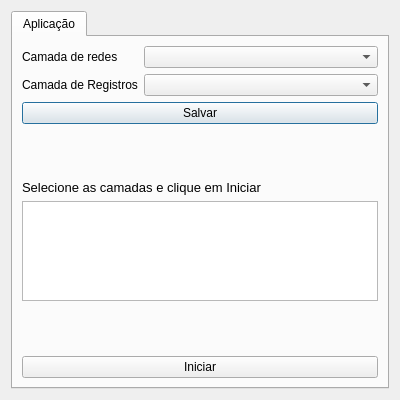
This is view/ui/config_dialog.ui in Jefersonnnn/tracing_qgis as Qt 5 draws it before an edit. The edited form follows.
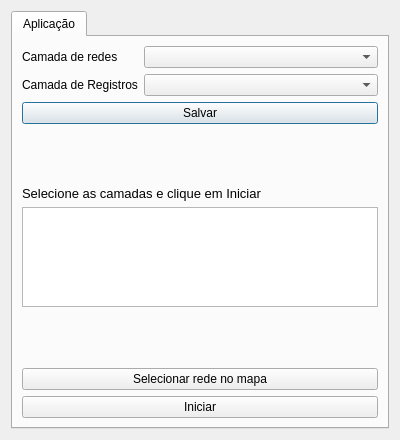
This is the edited form.

Commit message: feat: permite selecionar a rede clicando no mapa

The edit to the form file:
```diff
--- a/view/ui/config_dialog.ui
+++ b/view/ui/config_dialog.ui
@@ -7,7 +7,7 @@
     <x>0</x>
     <y>0</y>
     <width>400</width>
-    <height>400</height>
+    <height>440</height>
    </rect>
   </property>
   <property name="sizePolicy">
@@ -19,13 +19,13 @@
   <property name="minimumSize">
    <size>
     <width>400</width>
-    <height>400</height>
+    <height>440</height>
    </size>
   </property>
   <property name="maximumSize">
    <size>
     <width>400</width>
-    <height>400</height>
+    <height>440</height>
    </size>
   </property>
   <property name="windowTitle">
@@ -141,6 +141,22 @@
            </property>
           </spacer>
          </item>
+         <item>
+          <widget class="QPushButton" name="btn_selecionar_clique">
+           <property name="toolTip">
+            <string>Clique sobre uma rede no mapa para selecioná-la</string>
+           </property>
+           <property name="statusTip">
+            <string>Selecionar rede no mapa</string>
+           </property>
+           <property name="text">
+            <string>Selecionar rede no mapa</string>
+           </property>
+           <property name="checkable">
+            <bool>true</bool>
+           </property>
+          </widget>
+         </item>
          <item>
           <widget class="QPushButton" name="btn_iniciar_tracing">
            <property name="toolTip">
```
The commit also changes 2 other files.
